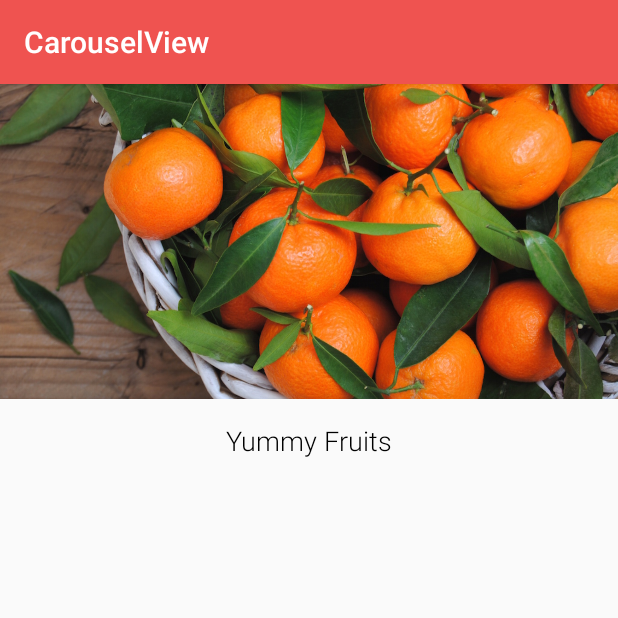
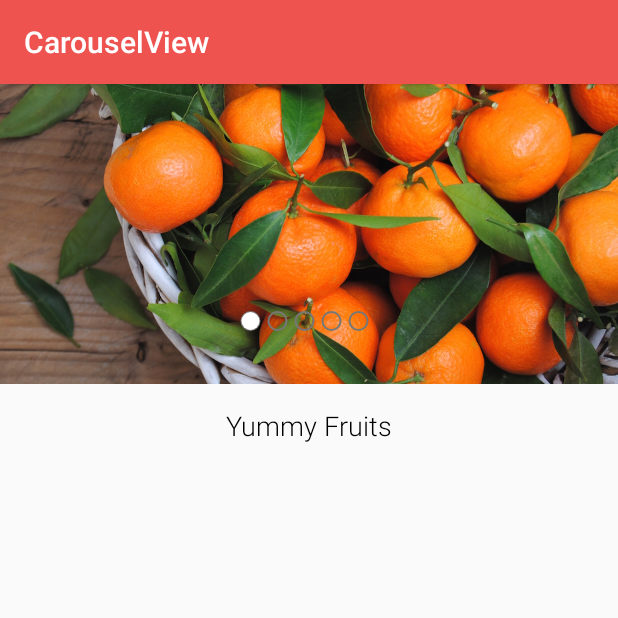
Before and after one commit to vutiet/carouselview, an Android app: the screen it shows after launch (SampleCarouselViewActivity), on a phone screen of 412 x 824 dp, the top half of it. Run offline under Robolectric (Android 15) with nearby library versions, the phone set to English and light mode, and no system bars; 1 statement that could not run was skipped.

Commit message:
Indicator options added and readme updated

```diff
--- a/carouselview/src/main/java/com/synnapps/carouselview/CarouselView.java
+++ b/carouselview/src/main/java/com/synnapps/carouselview/CarouselView.java
@@ -3,6 +3,7 @@ package com.synnapps.carouselview;
 import android.annotation.TargetApi;
 import android.content.Context;
 import android.content.res.TypedArray;
+import android.graphics.drawable.Drawable;
 import android.os.Build;
 import android.support.v4.view.PagerAdapter;
 import android.support.v4.view.ViewPager;
@@ -10,9 +11,9 @@ import android.util.AttributeSet;
 import android.view.LayoutInflater;
 import android.view.View;
 import android.view.ViewGroup;
-import android.widget.FrameLayout;
 import android.widget.ImageView;
 import android.widget.LinearLayout;
+import android.widget.RelativeLayout;
 
 import java.util.Timer;
 import java.util.TimerTask;
@@ -20,7 +21,11 @@ import java.util.TimerTask;
 /**
  * Created by Sayyam on 11/25/15.
  */
-public class CarouselView extends FrameLayout {
+public class CarouselView extends RelativeLayout {
+
+    public static final int POSITION_LEFT = 0;
+    public static final int POSITION_RIGHT = 1;
+    public static final int POSITION_CENTER = 2;
 
     private final int DEFAULT_SLIDE_INTERVAL = 3500;
 
@@ -63,34 +68,48 @@ public class CarouselView extends FrameLayout {
             //Retrieve styles attributes
             TypedArray a = context.obtainStyledAttributes(attrs, R.styleable.CarouselView, defStyleAttr, 0);
             try {
-                slideInterval = a.getInt(R.styleable.CarouselView_slideInterval, DEFAULT_SLIDE_INTERVAL);
-                mPosition = a.getInt(R.styleable.CarouselView_indicatorPosition, 1);
-                mIndicator.setCentered(true);
-                mIndicator.setOrientation(a.getInt(R.styleable.CarouselView_android_orientation, LinearLayout.HORIZONTAL));
-                if (Build.VERSION.SDK_INT >= Build.VERSION_CODES.JELLY_BEAN) {
-                    mIndicator.setBackground(a.getDrawable(R.styleable.CarouselView_android_background));
-                } else {
-                    mIndicator.setBackgroundDrawable(a.getDrawable(R.styleable.CarouselView_android_background));
+                setSlideInterval(a.getInt(R.styleable.CarouselView_slideInterval, DEFAULT_SLIDE_INTERVAL));
+                setOrientation(a.getInt(R.styleable.CarouselView_indicatorOrientation, LinearLayout.HORIZONTAL));
+                setPosition(a.getInt(R.styleable.CarouselView_indicatorPosition, 1));
+                int fillColor = a.getColor(R.styleable.CarouselView_fillColor, 0);
+                if (fillColor != 0) {
+                    setFillColor(fillColor);
                 }
-                mIndicator.setFillColor(a.getColor(R.styleable.CarouselView_indicatorFillColor, 0));
-                mIndicator.setPageColor(a.getColor(R.styleable.CarouselView_indicatorPageColor, 0));
-                mIndicator.setRadius(a.getFloat(R.styleable.CarouselView_indicatorRadius, 0));
-                mIndicator.setSnap(a.getBoolean(R.styleable.CarouselView_indicatorSnap, false));
-                mIndicator.setRadius(a.getFloat(R.styleable.CarouselView_indicatorRadius, 0));
-                mIndicator.setStrokeWidth(a.getFloat(R.styleable.CarouselView_indicatorStrokeWidth, 0));
-                mIndicator.setStrokeColor(a.getColor(R.styleable.CarouselView_indicatorStrokeColor, 0));
+                int pageColor = a.getColor(R.styleable.CarouselView_pageColor, 0);
+                if (pageColor != 0) {
+                    setPageColor(pageColor);
+                }
+                float radius = a.getDimensionPixelSize(R.styleable.CarouselView_radius, 0);
+                if (radius != 0) {
+                    setRadius(radius);
+                }
+                setSnap(a.getBoolean(R.styleable.CarouselView_snap, getResources().getBoolean(R.bool.default_circle_indicator_snap)));
+                int strokeColor = a.getColor(R.styleable.CarouselView_strokeColor, 0);
+                if (strokeColor != 0) {
+                    setStrokeColor(strokeColor);
+                }
+                float strokeWidth = a.getDimensionPixelSize(R.styleable.CarouselView_strokeWidth, 0);
+                if (strokeWidth != 0) {
+                    setStrokeWidth(strokeWidth);
+                }
             } finally {
                 a.recycle();
             }
         }
     }
 
+    public int getSlideInterval() {
+        return slideInterval;
+    }
+
+    public void setSlideInterval(int slideInterval) {
+        this.slideInterval = slideInterval;
+    }
+
     public void setData() {
         CarouselPagerAdapter carouselPagerAdapter = new CarouselPagerAdapter(getContext());
         containerViewPager.setAdapter(carouselPagerAdapter);
-
         mIndicator.setViewPager(containerViewPager);
-
         Timer swipeTimer = new Timer();
         swipeTimer.schedule(new SwipeTask(), slideInterval, slideInterval);
     }
@@ -107,12 +126,10 @@ public class CarouselView extends FrameLayout {
             ImageView imageView = new ImageView(mContext);
             imageView.setLayoutParams(new LayoutParams(LayoutParams.MATCH_PARENT, LayoutParams.WRAP_CONTENT));  //setting image position
             imageView.setScaleType(ImageView.ScaleType.CENTER_CROP);
-
-
-            //Picasso.with(mContext).load(imagesURL[position]).placeholder(IMAGE_PLACE_HOLDER).fit().centerCrop().into(imageView);    //setting placeholder image resource and image from URL
-
+            if (mImageListener == null) {
+                throw new RuntimeException("View must implement " + ImageListener.class.getSimpleName());
+            }
             mImageListener.setImageForPosition(position, imageView);
-
             collection.addView(imageView);
             return imageView;
         }
@@ -155,4 +172,99 @@ public class CarouselView extends FrameLayout {
         this.mPageCount = mPageCount;
         setData();
     }
+
+    public void addOnPageChangeListener(ViewPager.OnPageChangeListener listener) {
+        containerViewPager.addOnPageChangeListener(listener);
+    }
+
+    public void setCurrentItem(int item) {
+        containerViewPager.setCurrentItem(item);
+    }
+
+    public int getPosition() {
+        return mPosition;
+    }
+
+    public void setPosition(int position) {
+        mPosition = position;
+        RelativeLayout.LayoutParams params = (RelativeLayout.LayoutParams) mIndicator.getLayoutParams();
+        switch (mPosition) {
+            case POSITION_LEFT:
+                params.addRule(RelativeLayout.ALIGN_PARENT_LEFT);
+                break;
+            case POSITION_RIGHT:
+                params.addRule(RelativeLayout.ALIGN_PARENT_RIGHT);
+                break;
+            case POSITION_CENTER:
+                params.addRule(RelativeLayout.CENTER_HORIZONTAL);
+                break;
+            default:
+                throw new IllegalArgumentException("Position must be from LEFT, RIGHT or CENTER.");
+        }
+    }
+
+    public int getOrientation() {
+        return mIndicator.getOrientation();
+    }
+
+    public int getFillColor() {
+        return mIndicator.getFillColor();
+    }
+
+    public int getStrokeColor() {
+        return mIndicator.getStrokeColor();
+    }
+
+    public void setSnap(boolean snap) {
+        mIndicator.setSnap(snap);
+    }
+
+    public void setRadius(float radius) {
+        mIndicator.setRadius(radius);
+    }
+
+    public float getStrokeWidth() {
+        return mIndicator.getStrokeWidth();
+    }
+
+    @Override
+    public void setBackground(Drawable background) {
+        super.setBackground(background);
+    }
+
+    public Drawable getIndicatorBackground() {
+        return mIndicator.getBackground();
+    }
+
+    public void setFillColor(int fillColor) {
+        mIndicator.setFillColor(fillColor);
+    }
+
+    public int getPageColor() {
+        return mIndicator.getPageColor();
+    }
+
+    public void setOrientation(int orientation) {
+        mIndicator.setOrientation(orientation);
+    }
+
+    public boolean isSnap() {
+        return mIndicator.isSnap();
+    }
+
+    public void setStrokeColor(int strokeColor) {
+        mIndicator.setStrokeColor(strokeColor);
+    }
+
+    public float getRadius() {
+        return mIndicator.getRadius();
+    }
+
+    public void setPageColor(int pageColor) {
+        mIndicator.setPageColor(pageColor);
+    }
+
+    public void setStrokeWidth(float strokeWidth) {
+        mIndicator.setStrokeWidth(strokeWidth);
+    }
 }
--- a/carouselview/src/main/res/layout/view_carousel.xml
+++ b/carouselview/src/main/res/layout/view_carousel.xml
@@ -1,22 +1,22 @@
 <?xml version="1.0" encoding="utf-8"?>
-<RelativeLayout xmlns:android="http://schemas.android.com/apk/res/android"
-                android:layout_width="match_parent"
-                android:layout_height="210dp">
+<merge xmlns:android="http://schemas.android.com/apk/res/android"
+       xmlns:app="http://schemas.android.com/apk/res-auto">
 
     <android.support.v4.view.ViewPager
         android:id="@+id/containerViewPager"
         android:layout_width="match_parent"
-        android:layout_height="210dp"/>
+        android:layout_height="match_parent"/>
 
     <com.synnapps.carouselview.CirclePageIndicator
         android:id="@+id/indicator"
-        android:layout_width="fill_parent"
+        android:layout_width="match_parent"
         android:layout_height="wrap_content"
         android:layout_alignParentBottom="true"
         android:layout_centerHorizontal="true"
         android:layout_marginBottom="25dp"
         android:layout_marginLeft="10dp"
         android:layout_marginRight="10dp"
-        android:padding="10dip"/>
+        android:padding="10dip"
+        app:centered="true"/>
 
-</RelativeLayout>
+</merge>
--- a/sample/src/main/res/layout/activity_sample_carousel_view.xml
+++ b/sample/src/main/res/layout/activity_sample_carousel_view.xml
@@ -1,28 +1,32 @@
 <?xml version="1.0" encoding="utf-8"?>
 <RelativeLayout xmlns:android="http://schemas.android.com/apk/res/android"
-    xmlns:carousel="http://schemas.android.com/apk/res-auto"
-    xmlns:tools="http://schemas.android.com/tools"
-    android:layout_width="match_parent"
-    android:layout_height="match_parent"
-    tools:context=".SampleCarouselViewActivity">
+                xmlns:app="http://schemas.android.com/apk/res-auto"
+                xmlns:tools="http://schemas.android.com/tools"
+                android:layout_width="match_parent"
+                android:layout_height="match_parent"
+                tools:context=".SampleCarouselViewActivity">
 
     <com.synnapps.carouselview.CarouselView
         android:id="@+id/carouselView"
+        android:layout_width="match_parent"
+        android:layout_height="200dp"
+        app:fillColor="#FFFFFFFF"
+        app:pageColor="#00000000"
+        app:radius="6dp"
+        app:slideInterval="3000"
+        app:strokeColor="#FF777777"
+        app:strokeWidth="1dp"/>
+
+    <TextView
         android:layout_width="fill_parent"
         android:layout_height="wrap_content"
-        carousel:slideInterval="3000"></com.synnapps.carouselview.CarouselView>
-
-
-    <TextView
         android:layout_below="@+id/carouselView"
-        android:layout_width="fill_parent"
         android:layout_centerHorizontal="true"
+        android:layout_marginTop="15dp"
+        android:fontFamily="sans-serif-light"
         android:gravity="center_horizontal"
-        android:layout_marginTop="15dp"
-        android:textSize="18sp"
-        android:layout_height="wrap_content"
         android:text="Yummy Fruits"
-        android:fontFamily="sans-serif-light"
-        android:textColor="@android:color/black"/>
+        android:textColor="@android:color/black"
+        android:textSize="18sp"/>
 
 </RelativeLayout>
```
Also changed, not shown: carouselview/src/main/res/values/attrs.xml (+31 -24 lines), 1 other file.
